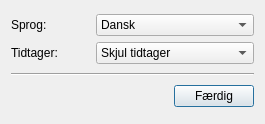
Above: preferencemanager.ui from davidlamhauge/databel before the change. Below: the same form after it.
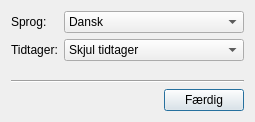
That is the form after the change. Icons and pictures are not drawn.

What changed in the file:
```diff
--- a/preferencemanager.ui
+++ b/preferencemanager.ui
@@ -6,8 +6,8 @@
    <rect>
     <x>0</x>
     <y>0</y>
-    <width>265</width>
-    <height>124</height>
+    <width>255</width>
+    <height>122</height>
    </rect>
   </property>
   <property name="windowTitle">
@@ -17,30 +17,17 @@
    <iconset resource="img.qrc">
     <normaloff>:/img/logo.ico</normaloff>:/img/logo.ico</iconset>
   </property>
-  <layout class="QVBoxLayout" name="verticalLayout_3">
-   <item>
-    <layout class="QHBoxLayout" name="horizontalLayout_2">
-     <item>
       <layout class="QVBoxLayout" name="verticalLayout">
        <item>
+    <layout class="QFormLayout" name="formLayout">
+     <item row="0" column="0">
         <widget class="QLabel" name="labLanguage">
          <property name="text">
           <string>Sprog:</string>
          </property>
         </widget>
        </item>
-       <item>
-        <widget class="QLabel" name="labTimer">
-         <property name="text">
-          <string>Tidtager:</string>
-         </property>
-        </widget>
-       </item>
-      </layout>
-     </item>
-     <item>
-      <layout class="QVBoxLayout" name="verticalLayout_2">
-       <item>
+     <item row="0" column="1">
         <widget class="QComboBox" name="cbLanguage">
          <item>
           <property name="text">
@@ -71,7 +58,14 @@
          </item>
         </widget>
        </item>
-       <item>
+     <item row="1" column="0">
+      <widget class="QLabel" name="labTimer">
+       <property name="text">
+        <string>Tidtager:</string>
+       </property>
+      </widget>
+     </item>
+     <item row="1" column="1">
         <widget class="QComboBox" name="cbTimer">
          <item>
           <property name="text">
@@ -89,8 +83,6 @@
           </property>
          </item>
         </widget>
-       </item>
-      </layout>
      </item>
     </layout>
    </item>
```
Lines whose indentation alone changed are shown as unchanged.
